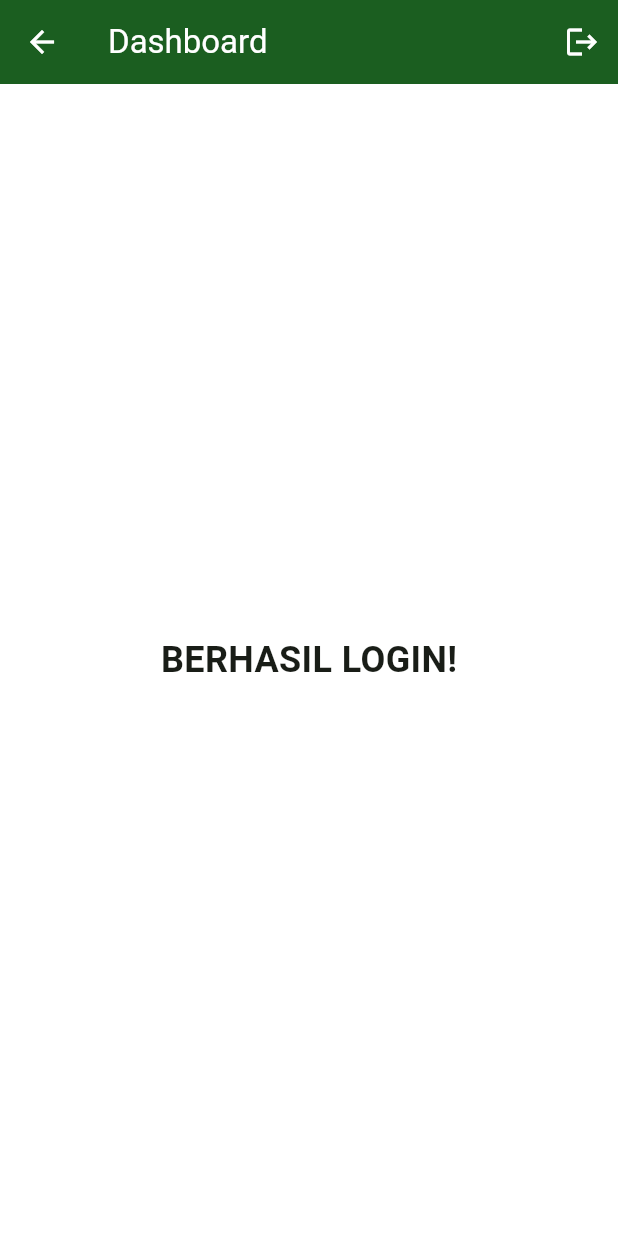
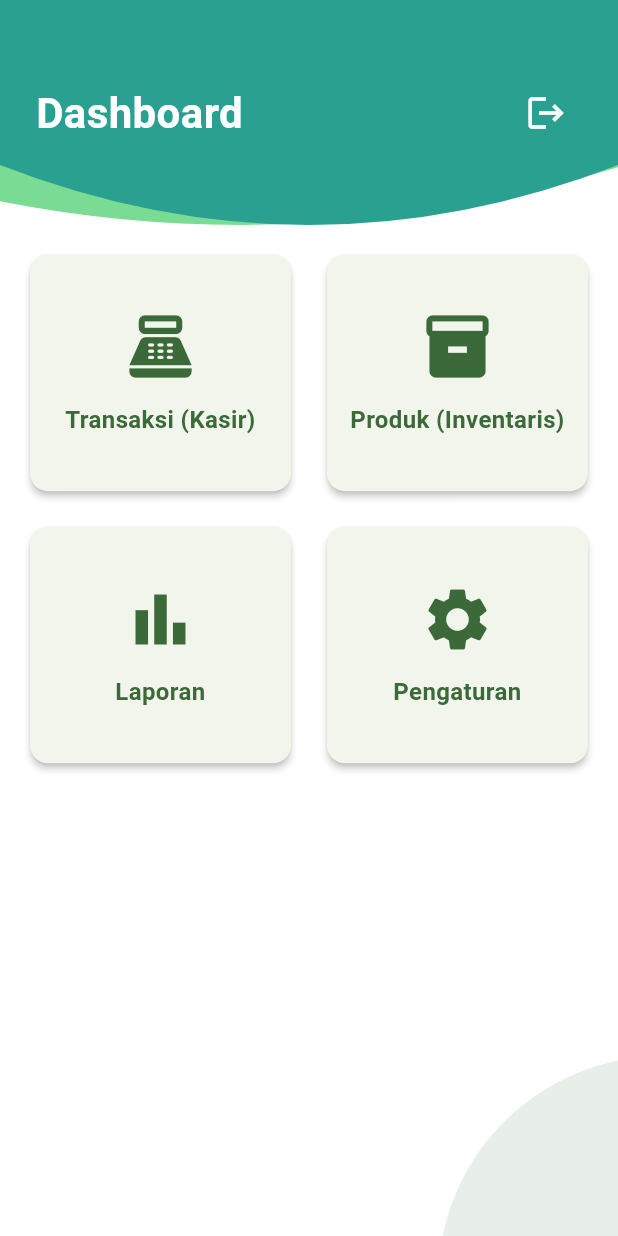
Before and after one commit to RikoMaulana22/pos-umkm, a Flutter app: the HomeScreen screen opened directly, on a phone screen of 412 x 824 dp. Run offline on Flutter 3.47's test engine with Material 3 defaults, Android fonts, the phone set to English and light mode, and no system bars; our stand-ins replace cloud_firestore, firebase_auth, firebase_core, firebase_storage; accounts and stored records are empty.

Commit message:
inventory services

```diff
--- a/lib/features/home/home_screen.dart
+++ b/lib/features/home/home_screen.dart
@@ -2,6 +2,12 @@
 import 'package:firebase_auth/firebase_auth.dart';
 import 'package:flutter/material.dart';
 import '../../shared/theme.dart';
+import 'widgets/dashboard_button.dart';
+import '../../shared/widgets/curved_header_clipper.dart'; // <-- IMPOR CLIPPER KITA
+import '../pos/screens/pos_screen.dart';
+import '../inventory/screens/inventory_screen.dart';
+import '../reports/screens/report_screen.dart';
+import '../settings/screens/settings_screen.dart';
 
 class HomeScreen extends StatelessWidget {
   const HomeScreen({super.key});
@@ -10,26 +16,135 @@ class HomeScreen extends StatelessWidget {
     FirebaseAuth.instance.signOut();
   }
 
+  void _goTo(BuildContext context, Widget page) {
+    Navigator.push(
+      context,
+      MaterialPageRoute(builder: (context) => page),
+    );
+  }
+
   @override
   Widget build(BuildContext context) {
     return Scaffold(
-      appBar: AppBar(
-        title: const Text('Dashboard'),
-        backgroundColor: primaryColor,
-        foregroundColor: Colors.white,
-        actions: [
-          IconButton(
-            onPressed: signOut,
-            icon: const Icon(Icons.logout),
-            tooltip: "Logout",
-          )
+      body: Column(
+        children: [
+          // ===========================================
+          // HEADER KUSTOM BARU DENGAN DUA LAPISAN
+          // ===========================================
+          Container(
+            // Bungkus ClipPath dalam Container untuk memberi tinggi tetap
+            height: 150, // Sesuaikan tinggi sesuai keinginan
+            width: double.infinity,
+            child: Stack(
+              children: [
+                // LAPISAN BAWAH (lebih terang, sedikit ke kiri dan atas)
+                Positioned(
+                  // Geser sedikit ke kiri dan atas
+                  left: -95,
+                  top: -15,
+                  child: ClipPath(
+                    clipper: CurvedHeaderClipper(),
+                    child: Container(
+                      height: 165, // Sedikit lebih tinggi dari lapisan atas
+                      width: MediaQuery.of(context).size.width +
+                          100, // Sedikit lebih lebar
+                      color: const Color.fromARGB(255, 64, 204, 102).withOpacity(
+                          0.7), // Warna yang lebih terang atau berbeda
+                    ),
+                  ),
+                ),
+                // LAPISAN ATAS (warna utama)
+                ClipPath(
+                  clipper: CurvedHeaderClipper(),
+                  child: Container(
+                    height: 550, // Tinggi yang sama dengan Container pembungkus
+                    width: double.infinity,
+                    color: const Color.fromARGB(255, 42, 161, 144), // Warna utama
+                    child: SafeArea(
+                      child: Padding(
+                        padding: const EdgeInsets.symmetric(horizontal: 24.0),
+                        child: Row(
+                          mainAxisAlignment: MainAxisAlignment.spaceBetween,
+                          children: [
+                            const Text(
+                              'Dashboard',
+                              style: TextStyle(
+                                fontSize: 28,
+                                fontWeight: FontWeight.bold,
+                                color: Colors.white,
+                              ),
+                            ),
+                            IconButton(
+                              onPressed: signOut,
+                              icon: const Icon(Icons.logout, size: 28),
+                              color: Colors.white,
+                              tooltip: "Logout",
+                            ),
+                          ],
+                        ),
+                      ),
+                    ),
+                  ),
+                ),
+              ],
+            ),
+          ),
+
+          // ===========================================
+          // KONTEN HALAMAN (GRID MENU)
+          // ===========================================
+          Expanded(
+            child: Stack(
+              children: [
+                Positioned(
+                  bottom: -80,
+                  right: -80,
+                  child: Container(
+                    width: 200,
+                    height: 200,
+                    decoration: BoxDecoration(
+                      color: primaryColor.withOpacity(0.1),
+                      borderRadius: const BorderRadius.only(
+                        topLeft: Radius.circular(150),
+                      ),
+                    ),
+                  ),
+                ),
+                Padding(
+                  padding: const EdgeInsets.all(16.0),
+                  child: GridView.count(
+                    crossAxisCount: 2,
+                    crossAxisSpacing: 16,
+                    mainAxisSpacing: 16,
+                    childAspectRatio: 1.1,
+                    children: [
+                      DashboardButton(
+                        label: "Transaksi (Kasir)",
+                        icon: Icons.point_of_sale,
+                        onTap: () => _goTo(context, const PosScreen()),
+                      ),
+                      DashboardButton(
+                        label: "Produk (Inventaris)",
+                        icon: Icons.inventory_2,
+                        onTap: () => _goTo(context, const InventoryScreen()),
+                      ),
+                      DashboardButton(
+                        label: "Laporan",
+                        icon: Icons.bar_chart,
+                        onTap: () => _goTo(context, const ReportScreen()),
+                      ),
+                      DashboardButton(
+                        label: "Pengaturan",
+                        icon: Icons.settings,
+                        onTap: () => _goTo(context, const SettingsScreen()),
+                      ),
+                    ],
+                  ),
+                ),
+              ],
+            ),
+          ),
         ],
-      ),
-      body: const Center(
-        child: Text(
-          "BERHASIL LOGIN!",
-          style: TextStyle(fontSize: 24, fontWeight: FontWeight.bold),
-        ),
       ),
     );
   }
--- /dev/null
+++ b/lib/features/home/widgets/dashboard_button.dart
@@ -0,0 +1,45 @@
+// lib/features/home/widgets/dashboard_button.dart
+import 'package:flutter/material.dart';
+
+class DashboardButton extends StatelessWidget {
+  final String label;
+  final IconData icon;
+  final void Function()? onTap;
+
+  const DashboardButton({
+    super.key,
+    required this.label,
+    required this.icon,
+    required this.onTap,
+  });
+
+  @override
+  Widget build(BuildContext context) {
+    final color = Theme.of(context).colorScheme.primary;
+
+    return Card(
+      elevation: 2,
+      shape: RoundedRectangleBorder(borderRadius: BorderRadius.circular(12)),
+      child: InkWell(
+        onTap: onTap,
+        borderRadius: BorderRadius.circular(12),
+        child: Column(
+          mainAxisAlignment: MainAxisAlignment.center,
+          children: [
+            Icon(icon, size: 50, color: color),
+            const SizedBox(height: 12),
+            Text(
+              label,
+              textAlign: TextAlign.center,
+              style: TextStyle(
+                fontSize: 16,
+                fontWeight: FontWeight.bold,
+                color: color,
+              ),
+            ),
+          ],
+        ),
+      ),
+    );
+  }
+}
--- /dev/null
+++ b/lib/features/inventory/screens/inventory_screen.dart
@@ -0,0 +1,16 @@
+// lib/features/inventory/screens/inventory_screen.dart
+import 'package:flutter/material.dart';
+
+class InventoryScreen extends StatelessWidget {
+  const InventoryScreen({super.key});
+
+  @override
+  Widget build(BuildContext context) {
+    return Scaffold(
+      appBar: AppBar(title: const Text('Inventaris (Produk)')),
+      body: const Center(
+        child: Text('Halaman Inventaris'),
+      ),
+    );
+  }
+}
--- /dev/null
+++ b/lib/features/pos/screens/pos_screen.dart
@@ -0,0 +1,16 @@
+// lib/features/pos/screens/pos_screen.dart
+import 'package:flutter/material.dart';
+
+class PosScreen extends StatelessWidget {
+  const PosScreen({super.key});
+
+  @override
+  Widget build(BuildContext context) {
+    return Scaffold(
+      appBar: AppBar(title: const Text('Kasir (Transaksi)')),
+      body: const Center(
+        child: Text('Halaman Kasir'),
+      ),
+    );
+  }
+}
--- /dev/null
+++ b/lib/features/reports/screens/report_screen.dart
@@ -0,0 +1,16 @@
+// lib/features/reports/screens/report_screen.dart
+import 'package:flutter/material.dart';
+
+class ReportScreen extends StatelessWidget {
+  const ReportScreen({super.key});
+
+  @override
+  Widget build(BuildContext context) {
+    return Scaffold(
+      appBar: AppBar(title: const Text('Laporan')),
+      body: const Center(
+        child: Text('Halaman Laporan'),
+      ),
+    );
+  }
+}
--- /dev/null
+++ b/lib/features/settings/screens/settings_screen.dart
@@ -0,0 +1,16 @@
+// lib/features/settings/screens/settings_screen.dart
+import 'package:flutter/material.dart';
+
+class SettingsScreen extends StatelessWidget {
+  const SettingsScreen({super.key});
+
+  @override
+  Widget build(BuildContext context) {
+    return Scaffold(
+      appBar: AppBar(title: const Text('Pengaturan')),
+      body: const Center(
+        child: Text('Halaman Pengaturan'),
+      ),
+    );
+  }
+}
--- a/lib/main.dart
+++ b/lib/main.dart
@@ -5,7 +5,7 @@ import 'package:provider/provider.dart'; // Kita sudah tambahkan ini di pubspec
 import 'firebase_options.dart';
 import 'features/splash/splash_screen.dart'; // Impor Splash Screen
 import 'shared/theme.dart'; // Impor Tema
-
+import 'features/home/home_screen.dart';
 // Kita akan buat CartProvider nanti saat mengerjakan fitur Kasir
 // import 'features/pos/providers/cart_provider.dart';
 
@@ -42,7 +42,7 @@ class MyApp extends StatelessWidget {
         useMaterial3: true,
         scaffoldBackgroundColor: Colors.white, // Set background putih
       ),
-      home: const SplashScreen(), // Mulai aplikasi dari Splash Screen
+      home: const HomeScreen(), // Mulai aplikasi dari Home Screen
     );
   }
 }
--- /dev/null
+++ b/lib/shared/widgets/curved_header_clipper.dart
@@ -0,0 +1,31 @@
+// lib/shared/widgets/curved_header_clipper.dart
+import 'package:flutter/material.dart';
+
+class CurvedHeaderClipper extends CustomClipper<Path> {
+  @override
+  Path getClip(Size size) {
+    var path = Path();
+
+    // Mulai dari kiri atas
+    path.lineTo(0, size.height - 40); // Turun di sisi kiri
+
+    // Ini adalah lekukan cekung di tengah
+    path.quadraticBezierTo(
+      size.width / 2, // Titik kontrol di tengah
+      size.height + 40, // Titik kontrol di bawah (membuatnya cekung)
+      size.width,     // Titik akhir di kanan
+      size.height - 40  // Titik akhir di sisi kanan
+    );
+
+    // Naik ke kanan atas
+    path.lineTo(size.width, 0);
+    path.close(); // Tutup path
+
+    return path;
+  }
+
+  @override
+  bool shouldReclip(CustomClipper<Path> oldClipper) {
+    return false;
+  }
+}
```
Also changed, not shown: lib/features/home/widgets/wave_clipper.dart (added, +36 -0 lines), lib/features/inventory/models/product_model.dart (added, +48 -0 lines), lib/features/inventory/services/inventory_service.dart (added, +90 -0 lines).
